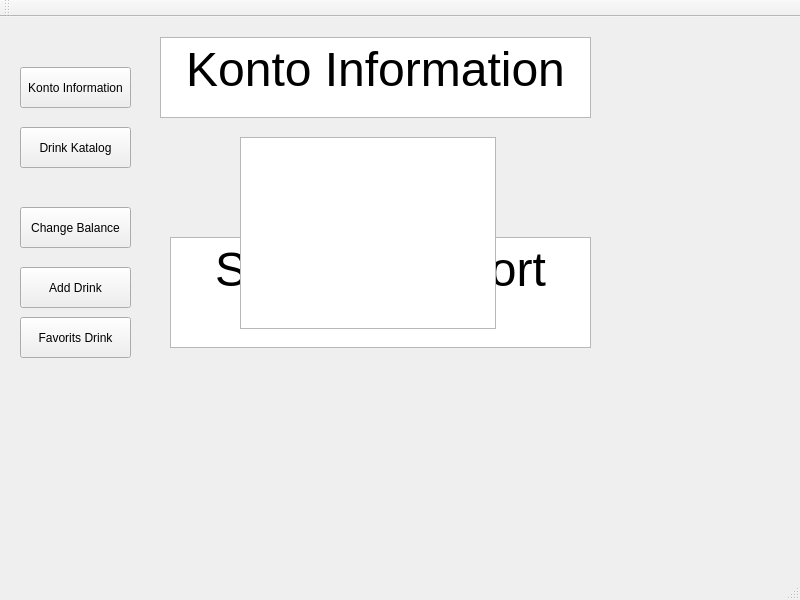
Before: the Qt Designer form Client/Bjarke_test_version/HTTP_Client/mainwindow.ui in DuweBTC/Semesterprojekt3, drawn with Qt 5.
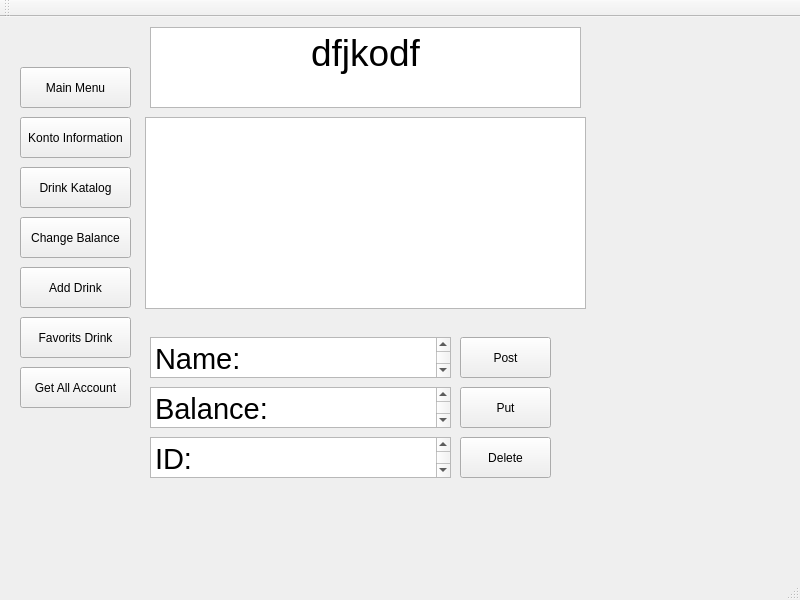
After: the same form once the commit is applied.

```diff
--- a/Client/Bjarke_test_version/HTTP_Client/mainwindow.ui
+++ b/Client/Bjarke_test_version/HTTP_Client/mainwindow.ui
@@ -18,7 +18,7 @@
     <property name="geometry">
      <rect>
       <x>20</x>
-      <y>190</y>
+      <y>200</y>
       <width>111</width>
       <height>41</height>
      </rect>
@@ -27,16 +27,6 @@
      <string>Change Balance</string>
     </property>
    </widget>
-   <widget class="QTextBrowser" name="textKontoInformation">
-    <property name="geometry">
-     <rect>
-      <x>240</x>
-      <y>120</y>
-      <width>256</width>
-      <height>192</height>
-     </rect>
-    </property>
-   </widget>
    <widget class="QPushButton" name="pushAddDrink">
     <property name="geometry">
      <rect>
@@ -50,28 +40,11 @@
      <string>Add Drink</string>
     </property>
    </widget>
-   <widget class="QTextBrowser" name="textStartScreen">
-    <property name="geometry">
-     <rect>
-      <x>170</x>
-      <y>220</y>
-      <width>421</width>
-      <height>111</height>
-     </rect>
-    </property>
-    <property name="html">
-     <string>&lt;!DOCTYPE HTML PUBLIC &quot;-//W3C//DTD HTML 4.0//EN&quot; &quot;http://www.w3.org/TR/REC-html40/strict.dtd&quot;&gt;
-&lt;html&gt;&lt;head&gt;&lt;meta name=&quot;qrichtext&quot; content=&quot;1&quot; /&gt;&lt;meta charset=&quot;utf-8&quot; /&gt;&lt;style type=&quot;text/css&quot;&gt;
-p, li { white-space: pre-wrap; }
-&lt;/style&gt;&lt;/head&gt;&lt;body style=&quot; font-family:'Segoe UI'; font-size:9pt; font-weight:400; font-style:normal;&quot;&gt;
-&lt;p align=&quot;center&quot; style=&quot; margin-top:12px; margin-bottom:12px; margin-left:0px; margin-right:0px; -qt-block-indent:0; text-indent:0px;&quot;&gt;&lt;span style=&quot; font-size:36pt;&quot;&gt;Scan studiekort&lt;/span&gt;&lt;/p&gt;&lt;/body&gt;&lt;/html&gt;</string>
-    </property>
-   </widget>
    <widget class="QPushButton" name="pushKontoMenu">
     <property name="geometry">
      <rect>
       <x>20</x>
-      <y>50</y>
+      <y>100</y>
       <width>111</width>
       <height>41</height>
      </rect>
@@ -84,7 +57,7 @@
     <property name="geometry">
      <rect>
       <x>20</x>
-      <y>110</y>
+      <y>150</y>
       <width>111</width>
       <height>41</height>
      </rect>
@@ -109,8 +82,8 @@
    <widget class="QTextBrowser" name="textKontoMenu">
     <property name="geometry">
      <rect>
-      <x>160</x>
-      <y>20</y>
+      <x>150</x>
+      <y>10</y>
       <width>431</width>
       <height>81</height>
      </rect>
@@ -120,17 +93,135 @@
 &lt;html&gt;&lt;head&gt;&lt;meta name=&quot;qrichtext&quot; content=&quot;1&quot; /&gt;&lt;meta charset=&quot;utf-8&quot; /&gt;&lt;style type=&quot;text/css&quot;&gt;
 p, li { white-space: pre-wrap; }
 &lt;/style&gt;&lt;/head&gt;&lt;body style=&quot; font-family:'Segoe UI'; font-size:9pt; font-weight:400; font-style:normal;&quot;&gt;
-&lt;p align=&quot;center&quot; style=&quot; margin-top:0px; margin-bottom:0px; margin-left:0px; margin-right:0px; -qt-block-indent:0; text-indent:0px;&quot;&gt;&lt;span style=&quot; font-size:36pt;&quot;&gt;Konto Information&lt;/span&gt;&lt;/p&gt;&lt;/body&gt;&lt;/html&gt;</string>
+&lt;p align=&quot;center&quot; style=&quot; margin-top:0px; margin-bottom:0px; margin-left:0px; margin-right:0px; -qt-block-indent:0; text-indent:0px;&quot;&gt;&lt;span style=&quot; font-size:28pt;&quot;&gt;dfjkodf&lt;/span&gt;&lt;/p&gt;&lt;/body&gt;&lt;/html&gt;</string>
     </property>
    </widget>
-   <zorder>textStartScreen</zorder>
-   <zorder>pushBalanceMenu</zorder>
-   <zorder>textKontoInformation</zorder>
-   <zorder>pushAddDrink</zorder>
-   <zorder>pushKontoMenu</zorder>
-   <zorder>pushKatalogMenu</zorder>
-   <zorder>pushFavoritsMenu</zorder>
-   <zorder>textKontoMenu</zorder>
+   <widget class="QTextBrowser" name="textInformation">
+    <property name="geometry">
+     <rect>
+      <x>145</x>
+      <y>100</y>
+      <width>441</width>
+      <height>192</height>
+     </rect>
+    </property>
+   </widget>
+   <widget class="QPushButton" name="pushMainMenu">
+    <property name="geometry">
+     <rect>
+      <x>20</x>
+      <y>50</y>
+      <width>111</width>
+      <height>41</height>
+     </rect>
+    </property>
+    <property name="text">
+     <string>Main Menu</string>
+    </property>
+   </widget>
+   <widget class="QPushButton" name="pushInsertName">
+    <property name="geometry">
+     <rect>
+      <x>460</x>
+      <y>320</y>
+      <width>91</width>
+      <height>41</height>
+     </rect>
+    </property>
+    <property name="text">
+     <string>Post</string>
+    </property>
+   </widget>
+   <widget class="QTextEdit" name="textInsertName">
+    <property name="geometry">
+     <rect>
+      <x>150</x>
+      <y>320</y>
+      <width>301</width>
+      <height>41</height>
+     </rect>
+    </property>
+    <property name="html">
+     <string>&lt;!DOCTYPE HTML PUBLIC &quot;-//W3C//DTD HTML 4.0//EN&quot; &quot;http://www.w3.org/TR/REC-html40/strict.dtd&quot;&gt;
+&lt;html&gt;&lt;head&gt;&lt;meta name=&quot;qrichtext&quot; content=&quot;1&quot; /&gt;&lt;meta charset=&quot;utf-8&quot; /&gt;&lt;style type=&quot;text/css&quot;&gt;
+p, li { white-space: pre-wrap; }
+&lt;/style&gt;&lt;/head&gt;&lt;body style=&quot; font-family:'Segoe UI'; font-size:9pt; font-weight:400; font-style:normal;&quot;&gt;
+&lt;p style=&quot; margin-top:0px; margin-bottom:0px; margin-left:0px; margin-right:0px; -qt-block-indent:0; text-indent:0px;&quot;&gt;&lt;span style=&quot; font-size:22pt;&quot;&gt;Name: &lt;/span&gt;&lt;/p&gt;&lt;/body&gt;&lt;/html&gt;</string>
+    </property>
+   </widget>
+   <widget class="QPushButton" name="pushPut">
+    <property name="geometry">
+     <rect>
+      <x>460</x>
+      <y>370</y>
+      <width>91</width>
+      <height>41</height>
+     </rect>
+    </property>
+    <property name="text">
+     <string>Put</string>
+    </property>
+   </widget>
+   <widget class="QTextEdit" name="textInsertBalance">
+    <property name="geometry">
+     <rect>
+      <x>150</x>
+      <y>370</y>
+      <width>301</width>
+      <height>41</height>
+     </rect>
+    </property>
+    <property name="html">
+     <string>&lt;!DOCTYPE HTML PUBLIC &quot;-//W3C//DTD HTML 4.0//EN&quot; &quot;http://www.w3.org/TR/REC-html40/strict.dtd&quot;&gt;
+&lt;html&gt;&lt;head&gt;&lt;meta name=&quot;qrichtext&quot; content=&quot;1&quot; /&gt;&lt;meta charset=&quot;utf-8&quot; /&gt;&lt;style type=&quot;text/css&quot;&gt;
+p, li { white-space: pre-wrap; }
+&lt;/style&gt;&lt;/head&gt;&lt;body style=&quot; font-family:'Segoe UI'; font-size:9pt; font-weight:400; font-style:normal;&quot;&gt;
+&lt;p style=&quot; margin-top:0px; margin-bottom:0px; margin-left:0px; margin-right:0px; -qt-block-indent:0; text-indent:0px;&quot;&gt;&lt;span style=&quot; font-size:22pt;&quot;&gt;Balance: &lt;/span&gt;&lt;/p&gt;&lt;/body&gt;&lt;/html&gt;</string>
+    </property>
+   </widget>
+   <widget class="QPushButton" name="pushGetAllKonto">
+    <property name="geometry">
+     <rect>
+      <x>20</x>
+      <y>350</y>
+      <width>111</width>
+      <height>41</height>
+     </rect>
+    </property>
+    <property name="text">
+     <string>Get All Account</string>
+    </property>
+   </widget>
+   <widget class="QTextEdit" name="textId">
+    <property name="geometry">
+     <rect>
+      <x>150</x>
+      <y>420</y>
+      <width>301</width>
+      <height>41</height>
+     </rect>
+    </property>
+    <property name="html">
+     <string>&lt;!DOCTYPE HTML PUBLIC &quot;-//W3C//DTD HTML 4.0//EN&quot; &quot;http://www.w3.org/TR/REC-html40/strict.dtd&quot;&gt;
+&lt;html&gt;&lt;head&gt;&lt;meta name=&quot;qrichtext&quot; content=&quot;1&quot; /&gt;&lt;meta charset=&quot;utf-8&quot; /&gt;&lt;style type=&quot;text/css&quot;&gt;
+p, li { white-space: pre-wrap; }
+&lt;/style&gt;&lt;/head&gt;&lt;body style=&quot; font-family:'Segoe UI'; font-size:9pt; font-weight:400; font-style:normal;&quot;&gt;
+&lt;p style=&quot; margin-top:0px; margin-bottom:0px; margin-left:0px; margin-right:0px; -qt-block-indent:0; text-indent:0px;&quot;&gt;&lt;span style=&quot; font-size:22pt;&quot;&gt;ID:&lt;/span&gt;&lt;/p&gt;&lt;/body&gt;&lt;/html&gt;</string>
+    </property>
+   </widget>
+   <widget class="QPushButton" name="pushDelete">
+    <property name="geometry">
+     <rect>
+      <x>460</x>
+      <y>420</y>
+      <width>91</width>
+      <height>41</height>
+     </rect>
+    </property>
+    <property name="text">
+     <string>Delete</string>
+    </property>
+   </widget>
   </widget>
   <widget class="QMenuBar" name="menubar">
    <property name="geometry">
```
Left out of the diff: 2 changed lines with no effect on the pictures.
